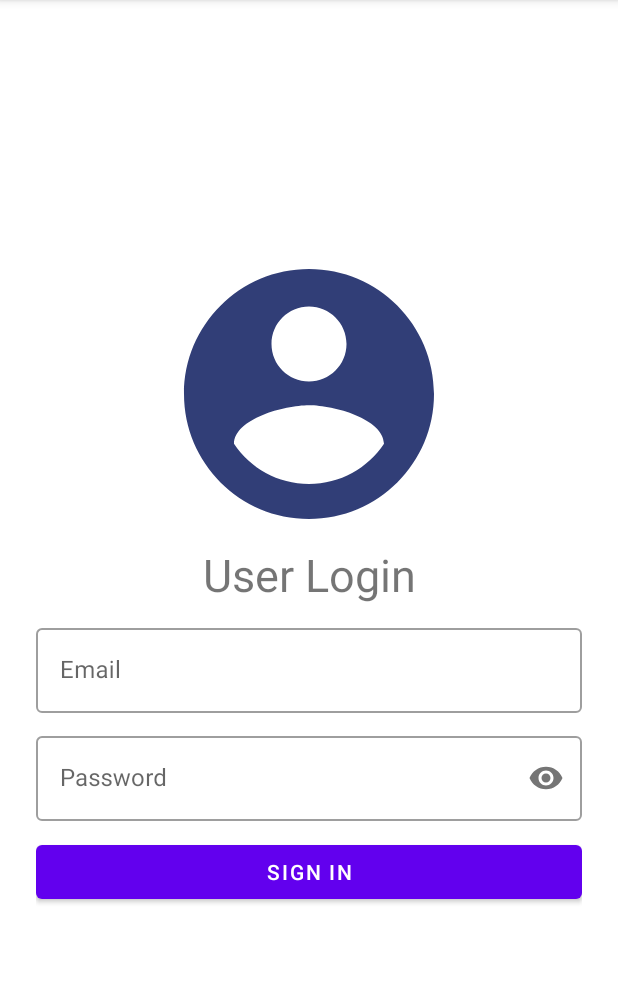
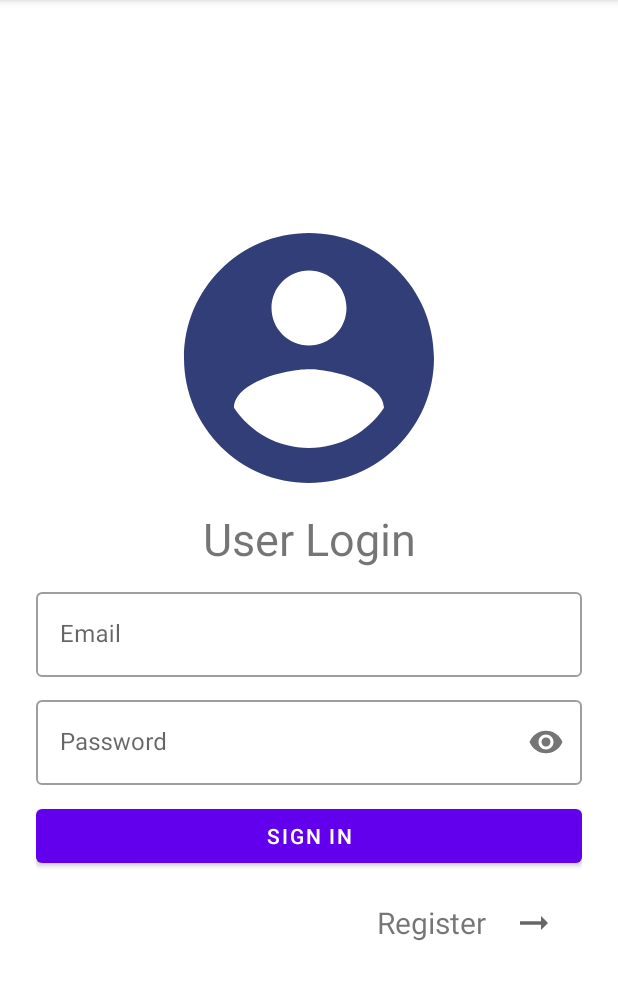
Before and after one commit to SenRecep/agriculture-application, an Android app: the screen it shows after launch (AuthActivity), on a phone screen of 412 x 824 dp, the part 84-1084 px from its top. Run offline under Robolectric (Android 15) with nearby library versions, the phone set to English and light mode, and no system bars.

Commit message:
UserSignIn.kt and UserSignUp.kt

```diff
--- a/src/clients/android/app/src/main/java/com/example/agricultureapplication/MainActivity.kt
+++ b/src/clients/android/app/src/main/java/com/example/agricultureapplication/MainActivity.kt
@@ -89,7 +89,7 @@ class MainActivity : AppCompatActivity() {
     override fun onOptionsItemSelected(item: MenuItem): Boolean {
         return when (item.itemId) {
             R.id.action_info -> {
-                Toast.makeText(GlobalApp.getAppContext(), "Recep Şen (192804015)\nHikmet Gezmen (192804008)", Toast.LENGTH_LONG)
+                Toast.makeText(GlobalApp.getAppContext(), "Recep Şen (192804015)\nHikmet Gezmen (192804008)\nBatuhan DİNÇ (192803087)\nErdem Saray (202802015)", Toast.LENGTH_LONG)
                     .show()
                 true
             }
--- /dev/null
+++ b/src/clients/android/app/src/main/res/drawable/ic_baseline_arrow_right_alt_24.xml
@@ -0,0 +1,5 @@
+<vector android:height="64dp" android:tint="?attr/colorControlNormal"
+    android:viewportHeight="24" android:viewportWidth="24"
+    android:width="64dp" xmlns:android="http://schemas.android.com/apk/res/android">
+    <path android:fillColor="@android:color/white" android:pathData="M16.01,11H4v2h12.01v3L20,12l-3.99,-4z"/>
+</vector>
--- a/src/clients/android/app/src/main/res/layout/sign_in_fragment.xml
+++ b/src/clients/android/app/src/main/res/layout/sign_in_fragment.xml
@@ -74,6 +74,29 @@
                 android:layout_height="wrap_content"
                 android:text="SIGN IN" />
 
+            <LinearLayout
+                android:layout_width="match_parent"
+                android:layout_height="wrap_content"
+                android:layout_marginTop="20dp"
+                android:gravity="right"
+                android:orientation="horizontal">
+
+                <TextView
+                    android:id="@+id/textView5"
+                    android:layout_width="wrap_content"
+                    android:layout_height="wrap_content"
+                    android:layout_weight="1"
+                    android:text="Register"
+                    android:textAlignment="textEnd"
+                    android:textSize="20sp" />
+
+                <ImageView
+                    android:id="@+id/imageView4"
+                    android:layout_width="wrap_content"
+                    android:layout_height="28dp"
+                    android:src="@drawable/ic_baseline_arrow_right_alt_24" />
+            </LinearLayout>
+
 
         </LinearLayout>
     </ScrollView>
```
